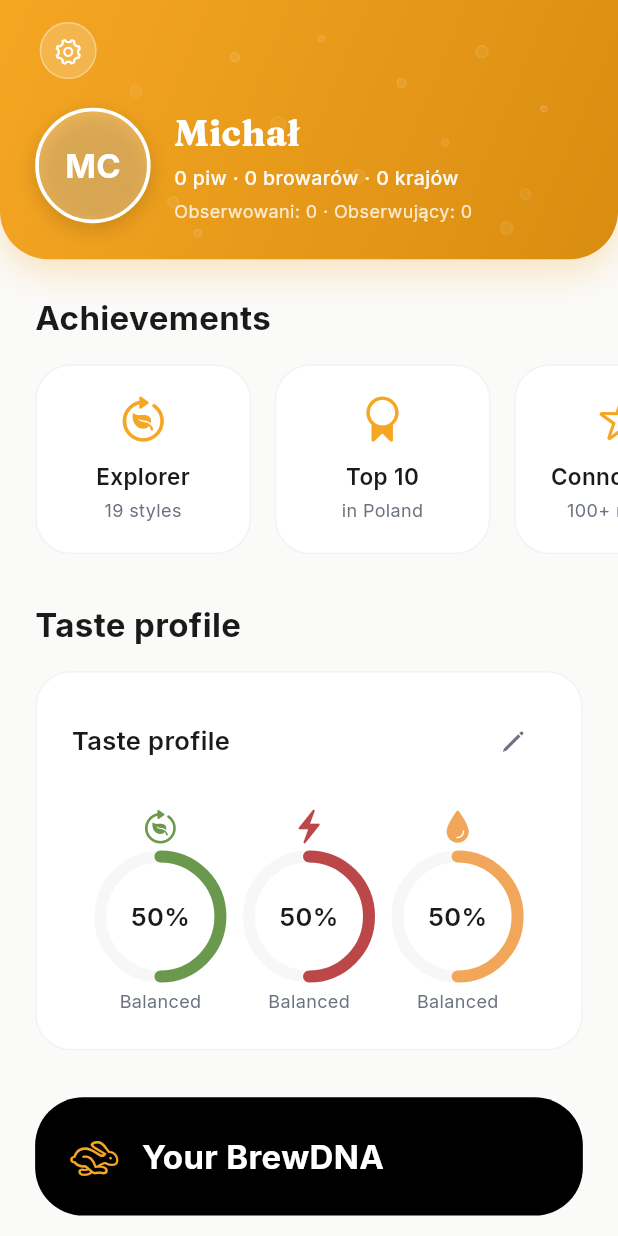
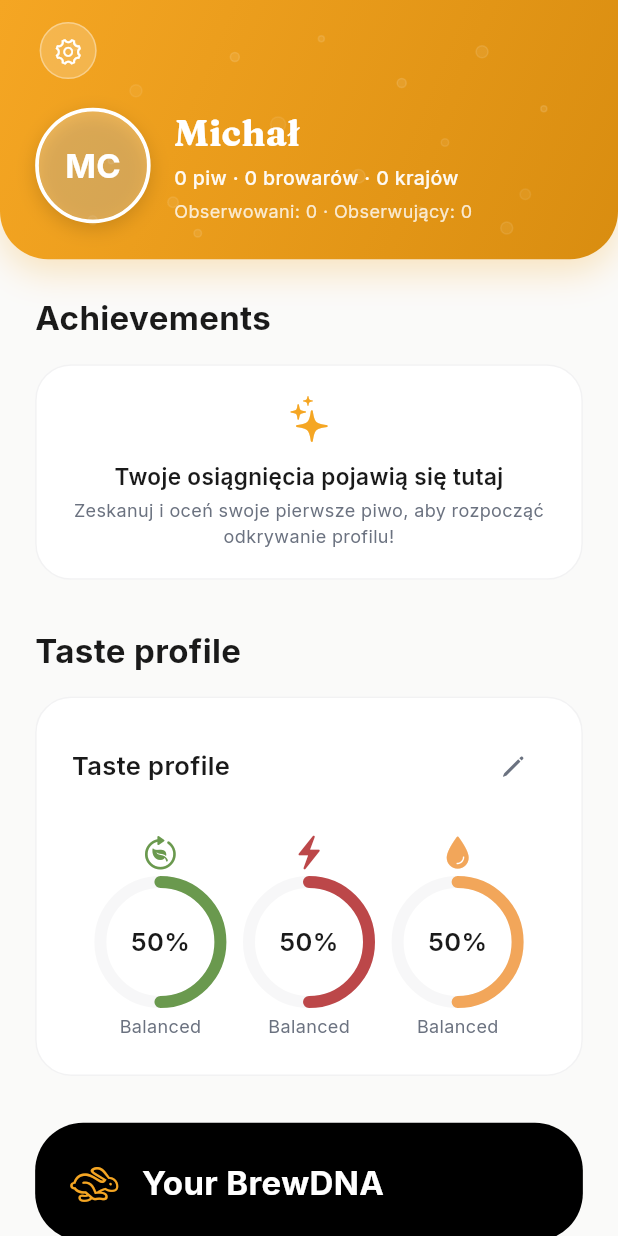
Before and after one commit to wSBMichalee/BrewDNA, a Flutter app: the ProfileScreen screen opened by its route, on a phone screen of 412 x 824 dp. Run offline on Flutter 3.47's test engine with Material 3 defaults, Android fonts, the phone set to English and light mode, and no system bars; our stand-ins replace cached_network_image, camera, connectivity_plus, flutter_animate, flutter_bloc, flutter_dotenv and 10 more; missing offline and left inert: adaptive_platform_ui, countries_world_map, gal; accounts and stored records are empty; network calls fail.

Commit message:
feat(profile): restore real achievements data

```diff
--- a/lib/features/main/presentation/widgets/achievements_section.dart
+++ b/lib/features/main/presentation/widgets/achievements_section.dart
@@ -1,12 +1,76 @@
 import 'package:flutter/cupertino.dart';
+import 'package:flutter_bloc/flutter_bloc.dart';
 import 'package:hop_iq/l10n/app_localizations.dart';
 import '../../../../core/theme/app_theme.dart';
+import '../../../beer/presentation/bloc/beer_cubit.dart';
+import '../../../beer/presentation/bloc/beer_state.dart';
+import '../../../beer/domain/entities/beer.dart';
+import '../../domain/entities/user_taste_stats.dart';
 
 class AchievementsSection extends StatelessWidget {
   const AchievementsSection({super.key});
 
   @override
   Widget build(BuildContext context) {
+    return BlocBuilder<BeerCubit, BeerState>(
+      builder: (context, state) {
+        final history = state.maybeWhen(
+          loaded: (history, _, _, _, _, _, _) => history,
+          orElse: () => <Beer>[],
+        );
+
+        if (history.isEmpty) {
+          return Column(
+            crossAxisAlignment: CrossAxisAlignment.start,
+            children: [
+              Padding(
+                padding: EdgeInsets.symmetric(horizontal: AppSpacings.s24),
+                child: Text(
+                  AppLocalizations.of(context)!.profileAchievementsTitle,
+                  style: AppTypography.title2,
+                ),
+              ),
+              SizedBox(height: AppSpacings.s16),
+              Padding(
+                padding: EdgeInsets.symmetric(horizontal: AppSpacings.s24),
+                child: Container(
+                  width: double.infinity,
+                  padding: EdgeInsets.all(AppSpacings.s20),
+                  decoration: BoxDecoration(
+                    color: AppColors.white,
+                    borderRadius: BorderRadius.circular(24),
+                    border: Border.all(color: AppColors.separator.withValues(alpha: 0.5)),
+                  ),
+                  child: Column(
+                    children: [
+                      Icon(CupertinoIcons.sparkles, color: AppColors.accent, size: 32),
+                      SizedBox(height: AppSpacings.s12),
+                      Text(
+                        "Twoje osiągnięcia pojawią się tutaj",
+                        style: AppTypography.subhead.copyWith(
+                          color: AppColors.label,
+                          fontWeight: FontWeight.w600,
+                        ),
+                        textAlign: TextAlign.center,
+                      ),
+                      SizedBox(height: AppSpacings.s4),
+                      Text(
+                        "Zeskanuj i oceń swoje pierwsze piwo, aby rozpocząć odkrywanie profilu!",
+                        style: AppTypography.caption.copyWith(
+                          color: AppColors.labelSecondary,
+                        ),
+                        textAlign: TextAlign.center,
+                      ),
+                    ],
+                  ),
+                ),
+              ),
+            ],
+          );
+        }
+
+        final stats = UserTasteStats.fromHistory(history);
+
         return Column(
           crossAxisAlignment: CrossAxisAlignment.start,
           children: [
@@ -27,26 +91,21 @@ class AchievementsSection extends StatelessWidget {
                     context,
                     CupertinoIcons.leaf_arrow_circlepath,
                     AppLocalizations.of(context)!.profileAchievement1Title,
-                AppLocalizations.of(context)!.profileAchievement1Subtitle,
+                    "${stats.uniqueStylesCount} odkrytych",
                   ),
                   SizedBox(width: AppSpacings.s16),
                   _buildAchievementCard(
                     context,
                     CupertinoIcons.rosette,
                     AppLocalizations.of(context)!.profileAchievement2Title,
-                AppLocalizations.of(context)!.profileAchievement2Subtitle,
-              ),
-              SizedBox(width: AppSpacings.s16),
-              _buildAchievementCard(
-                context,
-                CupertinoIcons.star,
-                AppLocalizations.of(context)!.profileAchievement3Title,
-                AppLocalizations.of(context)!.profileAchievement3Subtitle,
+                    "${stats.totalBeers} ocen",
                   ),
                 ],
               ),
             ),
           ],
+        );
+      },
     );
   }
 
```
Lines whose indentation alone changed are shown as unchanged.
